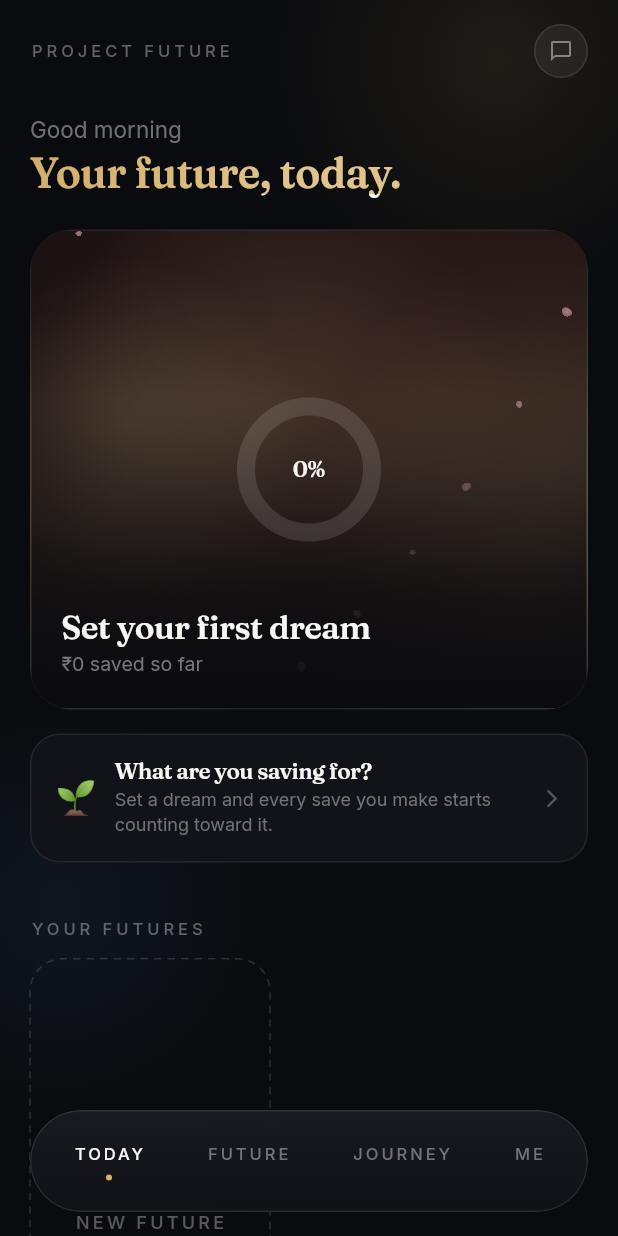
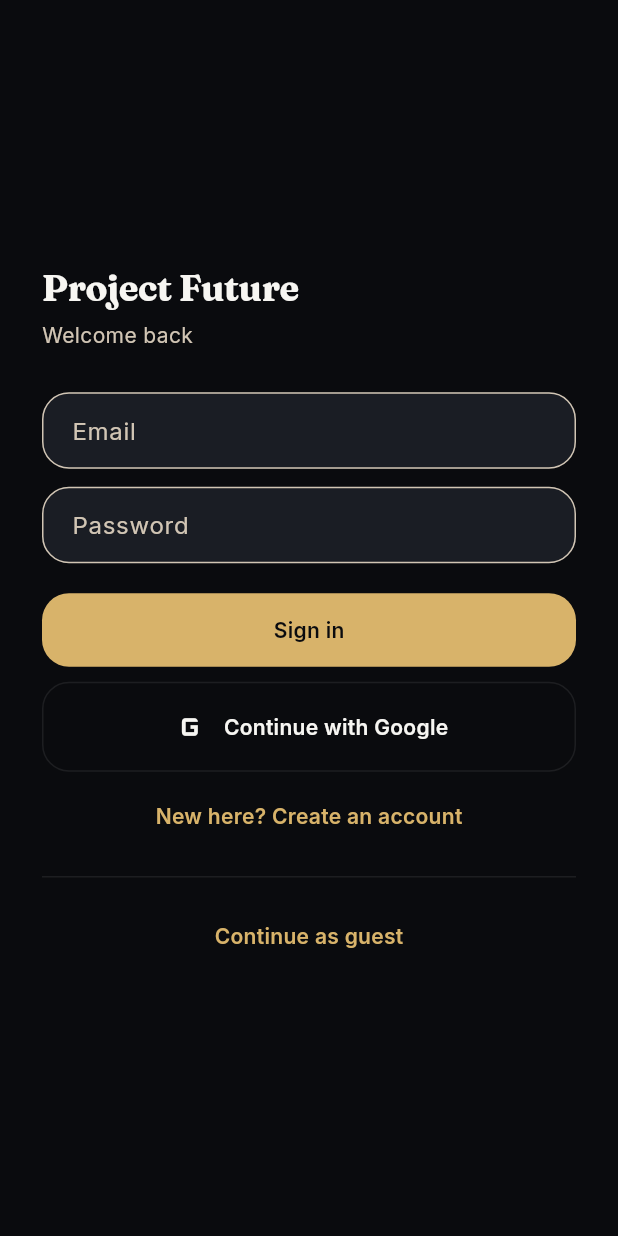
Before and after one commit to baseer-ind/spendzero, a Flutter app: the screen it shows after launch, after a tap on "Skip", on a phone screen of 412 x 824 dp. Run offline on Flutter 3.47's test engine with Material 3 defaults, Android fonts, the phone set to English and light mode, and no system bars; our stand-ins replace flutter_riverpod, go_router, image_picker, shared_preferences, supabase_flutter; accounts and stored records are empty.

Commit message:
Flutter: working sign-in (email + Google) via Supabase
Adds real accounts to the app — the 'it needs logins' gap. Auth runs
directly against the SpendSense Supabase project, so email/password works
immediately (no backend deploy needed); guest mode still works.

- supabase_flutter ^2.8.0; initialized in main() (guarded so a failure
  falls back to guest mode, never bricks launch).
- core/config/supabase_config.dart: project URL + anon key (public by
  design; overridable via --dart-define), plus the OAuth redirect.
- features/auth/login_screen.dart: email/password sign-in + sign-up,
  Google (signInWithOAuth), and 'continue as guest'. Listens to auth state
  so the Google browser flow routes on via deep link.
- Flow: splash → intro (first run) → login → app. Splash routes straight
  to the app when a session exists or guest mode was chosen; intro now
  leads to login.
- profile_screen.dart: shows signed-in email + Sign out, or a sign-in
  prompt for guests.
- setup_mobile_platforms.sh: inject the Android deep-link intent filter
  (com.projectfuture.app://login-callback) for the OAuth return. Verified
  the injection against a representative manifest.
- docs/42-auth-setup.md: what's wired, the Google dashboard steps, and the
  backend env vars for cloud data.

Staging: this is the identity layer — app data stays on-device for now;
switching reads/writes to the deployed cloud API per account is the next
step (needs the backend deployed with SPENDZERO_SUPABASE_JWT_SECRET +
DATABASE_URL). Brace/pubspec checked; flutter analyze/build validated in CI.

Co-Authored-By: Claude Opus 4.8 <noreply@anthropic.com>
Claude-Session: https://claude.ai/code/session_01S7u3SjfHsAmfGEPtn8aiL6

```diff
--- a/spendzero/mobile/lib/app/router.dart
+++ b/spendzero/mobile/lib/app/router.dart
@@ -4,6 +4,7 @@ import 'package:go_router/go_router.dart';
 import '../core/models/category.dart';
 import '../core/models/craving_completed.dart';
 import '../features/app_home/presentation/app_home_screen.dart';
+import '../features/auth/presentation/login_screen.dart';
 import '../features/beauty/presentation/beauty_home_screen.dart';
 import '../features/beauty/presentation/brand_screen.dart' as beauty;
 import '../features/movies/presentation/movies_home_screen.dart';
@@ -59,6 +60,10 @@ final appRouter = GoRouter(
     GoRoute(
       path: '/intro',
       pageBuilder: (c, s) => _slide(c, s, const IntroScreen()),
+    ),
+    GoRoute(
+      path: '/login',
+      pageBuilder: (c, s) => _slide(c, s, const LoginScreen()),
     ),
     StatefulShellRoute.indexedStack(
       builder: (context, state, navigationShell) => RootShell(navigationShell: navigationShell),
--- /dev/null
+++ b/spendzero/mobile/lib/core/config/supabase_config.dart
@@ -0,0 +1,23 @@
+/// Supabase project config for SpendSense (Project Future's auth backend).
+///
+/// The anon key is a public client key by design — it's safe to ship in the
+/// app. It only permits what Row Level Security allows and is what every
+/// Supabase mobile client embeds. The values can be overridden at build time
+/// with --dart-define (SUPABASE_URL / SUPABASE_ANON_KEY) for other envs.
+class SupabaseConfig {
+  static const String url = String.fromEnvironment(
+    'SUPABASE_URL',
+    defaultValue: 'https://jnnnqkuwyuyrjcjobeit.supabase.co',
+  );
+
+  static const String anonKey = String.fromEnvironment(
+    'SUPABASE_ANON_KEY',
+    defaultValue:
+        'eyJhbGciOiJIUzI1NiIsInR5cCI6IkpXVCJ9.eyJpc3MiOiJzdXBhYmFzZSIsInJlZiI6Impubm5xa3V3eXV5cmpjam9iZWl0Iiwicm9sZSI6ImFub24iLCJpYXQiOjE3ODM3ODY4NzcsImV4cCI6MjA5OTM2Mjg3N30.3iA-yerTWXWI8zTOZooGx4-MdlpYaMyyI01DSJiV6g0',
+  );
+
+  /// Deep-link redirect used by the Google/OAuth browser flow to return to
+  /// the app. Must be registered in Supabase → Auth → URL Configuration and
+  /// matched by the Android intent filter (see setup_mobile_platforms.sh).
+  static const String oauthRedirect = 'com.projectfuture.app://login-callback';
+}
--- /dev/null
+++ b/spendzero/mobile/lib/features/auth/presentation/login_screen.dart
@@ -0,0 +1,201 @@
+import 'dart:async';
+
+import 'package:flutter/material.dart';
+import 'package:go_router/go_router.dart';
+import 'package:shared_preferences/shared_preferences.dart';
+import 'package:supabase_flutter/supabase_flutter.dart';
+
+import '../../../core/config/supabase_config.dart';
+
+const guestModeKey = 'project_future_guest_mode';
+
+/// Sign in / create account with email+password or Google, or continue as a
+/// guest. Auth runs directly against Supabase; guest mode needs no network.
+class LoginScreen extends StatefulWidget {
+  const LoginScreen({super.key});
+
+  @override
+  State<LoginScreen> createState() => _LoginScreenState();
+}
+
+class _LoginScreenState extends State<LoginScreen> {
+  final _email = TextEditingController();
+  final _password = TextEditingController();
+  bool _isSignUp = false;
+  bool _busy = false;
+  String? _error;
+  String? _notice;
+  StreamSubscription<AuthState>? _authSub;
+  bool _navigated = false;
+
+  @override
+  void initState() {
+    super.initState();
+    // Catches the Google/OAuth browser flow returning via deep link.
+    _authSub = Supabase.instance.client.auth.onAuthStateChange.listen((data) {
+      if (data.event == AuthChangeEvent.signedIn) _onSignedIn();
+    });
+  }
+
+  @override
+  void dispose() {
+    _authSub?.cancel();
+    _email.dispose();
+    _password.dispose();
+    super.dispose();
+  }
+
+  SupabaseClient get _auth => Supabase.instance.client;
+
+  Future<void> _continueAsGuest() async {
+    final prefs = await SharedPreferences.getInstance();
+    await prefs.setBool(guestModeKey, true);
+    if (mounted) context.go('/');
+  }
+
+  Future<void> _submitEmail() async {
+    final email = _email.text.trim();
+    final password = _password.text;
+    if (email.isEmpty || password.length < 6) {
+      setState(() => _error = 'Enter your email and a password of at least 6 characters.');
+      return;
+    }
+    setState(() {
+      _busy = true;
+      _error = null;
+      _notice = null;
+    });
+    try {
+      if (_isSignUp) {
+        final res = await _auth.auth.signUp(email: email, password: password);
+        if (res.session == null) {
+          // Email confirmation is on — no session yet.
+          setState(() => _notice = 'Check your inbox to confirm your email, then sign in.');
+          return;
+        }
+      } else {
+        await _auth.auth.signInWithPassword(email: email, password: password);
+      }
+      await _onSignedIn();
+    } on AuthException catch (e) {
+      setState(() => _error = e.message);
+    } catch (_) {
+      setState(() => _error = 'Something went wrong. Please try again.');
+    } finally {
+      if (mounted) setState(() => _busy = false);
+    }
+  }
+
+  Future<void> _google() async {
+    setState(() {
+      _busy = true;
+      _error = null;
+      _notice = null;
+    });
+    try {
+      await _auth.auth.signInWithOAuth(
+        OAuthProvider.google,
+        redirectTo: SupabaseConfig.oauthRedirect,
+      );
+      // The browser flow returns via deep link; auth state change routes on.
+    } on AuthException catch (e) {
+      setState(() => _error = e.message);
+    } catch (_) {
+      setState(() => _error = 'Google sign-in isn\'t available yet. Use email, or continue as guest.');
+    } finally {
+      if (mounted) setState(() => _busy = false);
+    }
+  }
+
+  Future<void> _onSignedIn() async {
+    if (_navigated) return;
+    _navigated = true;
+    final prefs = await SharedPreferences.getInstance();
+    await prefs.setBool(guestModeKey, false);
+    if (mounted) context.go('/');
+  }
+
+  @override
+  Widget build(BuildContext context) {
+    final theme = Theme.of(context);
+    return Scaffold(
+      body: SafeArea(
+        child: Center(
+          child: SingleChildScrollView(
+            padding: const EdgeInsets.symmetric(horizontal: 28, vertical: 32),
+            child: ConstrainedBox(
+              constraints: const BoxConstraints(maxWidth: 420),
+              child: Column(
+                crossAxisAlignment: CrossAxisAlignment.stretch,
+                children: [
+                  Text('Project Future',
+                      style: theme.textTheme.headlineSmall?.copyWith(fontWeight: FontWeight.bold)),
+                  const SizedBox(height: 6),
+                  Text(
+                    _isSignUp ? 'Create your account' : 'Welcome back',
+                    style: theme.textTheme.bodyMedium?.copyWith(color: theme.colorScheme.onSurfaceVariant),
+                  ),
+                  const SizedBox(height: 28),
+                  TextField(
+                    controller: _email,
+                    keyboardType: TextInputType.emailAddress,
+                    autofillHints: const [AutofillHints.email],
+                    decoration: const InputDecoration(labelText: 'Email'),
+                  ),
+                  const SizedBox(height: 12),
+                  TextField(
+                    controller: _password,
+                    obscureText: true,
+                    autofillHints: const [AutofillHints.password],
+                    decoration: const InputDecoration(labelText: 'Password'),
+                    onSubmitted: (_) => _busy ? null : _submitEmail(),
+                  ),
+                  if (_error != null) ...[
+                    const SizedBox(height: 12),
+                    Text(_error!, style: TextStyle(color: theme.colorScheme.error)),
+                  ],
+                  if (_notice != null) ...[
+                    const SizedBox(height: 12),
+                    Text(_notice!, style: TextStyle(color: theme.colorScheme.primary)),
+                  ],
+                  const SizedBox(height: 20),
+                  FilledButton(
+                    onPressed: _busy ? null : _submitEmail,
+                    child: _busy
+                        ? const SizedBox(
+                            height: 20, width: 20, child: CircularProgressIndicator(strokeWidth: 2))
+                        : Text(_isSignUp ? 'Create account' : 'Sign in'),
+                  ),
+                  const SizedBox(height: 10),
+                  OutlinedButton.icon(
+                    onPressed: _busy ? null : _google,
+                    icon: const Icon(Icons.g_mobiledata, size: 28),
+                    label: const Text('Continue with Google'),
+                  ),
+                  const SizedBox(height: 6),
+                  TextButton(
+                    onPressed: _busy
+                        ? null
+                        : () => setState(() {
+                              _isSignUp = !_isSignUp;
+                              _error = null;
+                              _notice = null;
+                            }),
+                    child: Text(_isSignUp
+                        ? 'Already have an account? Sign in'
+                        : "New here? Create an account"),
+                  ),
+                  const Divider(height: 32),
+                  TextButton(
+                    onPressed: _busy ? null : _continueAsGuest,
+                    child: const Text('Continue as guest'),
+                  ),
+                ],
+              ),
+            ),
+          ),
+        ),
+      ),
+    );
+  }
+}
--- a/spendzero/mobile/lib/features/onboarding/presentation/intro_screen.dart
+++ b/spendzero/mobile/lib/features/onboarding/presentation/intro_screen.dart
@@ -51,7 +51,7 @@ class _IntroScreenState extends State<IntroScreen> {
   Future<void> _finish() async {
     final prefs = await SharedPreferences.getInstance();
     await prefs.setBool(introSeenKey, true);
-    if (mounted) context.go('/');
+    if (mounted) context.go('/login');
   }
 
   void _next() {
--- a/spendzero/mobile/lib/features/onboarding/presentation/splash_screen.dart
+++ b/spendzero/mobile/lib/features/onboarding/presentation/splash_screen.dart
@@ -1,7 +1,9 @@
 import 'package:flutter/material.dart';
 import 'package:go_router/go_router.dart';
 import 'package:shared_preferences/shared_preferences.dart';
+import 'package:supabase_flutter/supabase_flutter.dart';
 
+import '../../auth/presentation/login_screen.dart';
 import 'intro_screen.dart';
 
 class SplashScreen extends StatefulWidget {
@@ -25,8 +27,16 @@ class _SplashScreenState extends State<SplashScreen> with SingleTickerProviderSt
       if (!mounted) return;
       final prefs = await SharedPreferences.getInstance();
       final seenIntro = prefs.getBool(introSeenKey) ?? false;
+      final guest = prefs.getBool(guestModeKey) ?? false;
+      final signedIn = Supabase.instance.client.auth.currentSession != null;
       if (!mounted) return;
-      context.go(seenIntro ? '/' : '/intro');
+      if (signedIn || guest) {
+        context.go('/');
+      } else if (!seenIntro) {
+        context.go('/intro');
+      } else {
+        context.go('/login');
+      }
     });
   }
 
--- a/spendzero/mobile/lib/features/profile/presentation/profile_screen.dart
+++ b/spendzero/mobile/lib/features/profile/presentation/profile_screen.dart
@@ -1,16 +1,30 @@
 import 'package:flutter/material.dart';
 import 'package:go_router/go_router.dart';
+import 'package:shared_preferences/shared_preferences.dart';
+import 'package:supabase_flutter/supabase_flutter.dart';
 
+import '../../auth/presentation/login_screen.dart';
 import '../../feedback/presentation/feedback_sheet.dart';
 
-/// Minimal, offline-first per the Experience Blueprint — no account
-/// settings, since the app has no accounts. Just the few things a user
-/// might genuinely want: their badge cabinet, feedback, and app info.
+/// Minimal, offline-first per the Experience Blueprint. Shows the signed-in
+/// account (or a prompt to sign in for guests), the badge cabinet, feedback,
+/// and app info.
 class ProfileScreen extends StatelessWidget {
   const ProfileScreen({super.key});
 
+  Future<void> _signOut(BuildContext context) async {
+    try {
+      await Supabase.instance.client.auth.signOut();
+    } catch (_) {}
+    final prefs = await SharedPreferences.getInstance();
+    await prefs.setBool(guestModeKey, false);
+    if (context.mounted) context.go('/login');
+  }
+
   @override
   Widget build(BuildContext context) {
+    final session = Supabase.instance.client.auth.currentSession;
+    final email = session?.user.email;
     return Scaffold(
       appBar: AppBar(title: const Text('Profile')),
       body: ListView(
@@ -18,6 +32,25 @@ class ProfileScreen extends StatelessWidget {
         children: [
           const _ProfileHeader(),
           const SizedBox(height: 8),
+          if (email != null)
+            ListTile(
+              leading: const Icon(Icons.account_circle_outlined),
+              title: Text(email),
+              subtitle: const Text('Signed in'),
+              trailing: TextButton(
+                onPressed: () => _signOut(context),
+                child: const Text('Sign out'),
+              ),
+            )
+          else
+            ListTile(
+              leading: const Icon(Icons.login),
+              title: const Text('You\'re browsing as a guest'),
+              subtitle: const Text('Sign in to save your dreams to your account'),
+              trailing: const Icon(Icons.chevron_right),
+              onTap: () => context.go('/login'),
+            ),
+          const Divider(height: 24),
           ListTile(
             leading: const Icon(Icons.emoji_events_outlined),
             title: const Text('Victories & badges'),
--- a/spendzero/mobile/lib/main.dart
+++ b/spendzero/mobile/lib/main.dart
@@ -1,10 +1,25 @@
 import 'package:flutter/foundation.dart';
 import 'package:flutter/material.dart';
 import 'package:flutter_riverpod/flutter_riverpod.dart';
+import 'package:supabase_flutter/supabase_flutter.dart';
 
 import 'app/app.dart';
+import 'core/config/supabase_config.dart';
 
-void main() {
+Future<void> main() async {
+  WidgetsFlutterBinding.ensureInitialized();
+
+  // Supabase powers sign-in (email + Google). Failing to initialize must not
+  // brick the app — guest mode works without it — so we guard it.
+  try {
+    await Supabase.initialize(
+      url: SupabaseConfig.url,
+      anonKey: SupabaseConfig.anonKey,
+    );
+  } catch (e) {
+    debugPrint('Supabase init failed (auth disabled, guest mode still works): $e');
+  }
+
   // Placeholder crash hook: no Sentry/Crashlytics SDK is wired up yet (see
   // docs/22-release-readiness.md). Until then, at least surface uncaught
   // errors in release builds instead of silently swallowing them — this is
--- a/spendzero/mobile/pubspec.yaml
+++ b/spendzero/mobile/pubspec.yaml
@@ -16,6 +16,7 @@ dependencies:
   uuid: ^4.4.0
   image_picker: ^1.1.2
   path_provider: ^2.1.4
+  supabase_flutter: ^2.8.0
 
 dev_dependencies:
   flutter_test:
```
Also changed, not shown: 2 other files.
